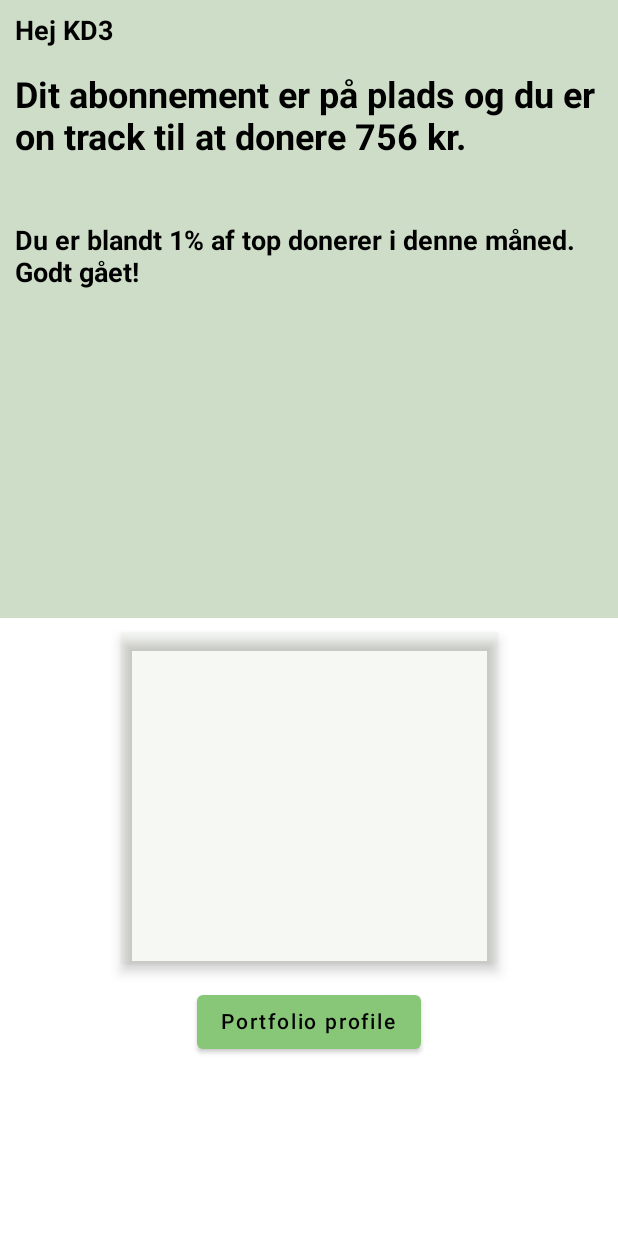
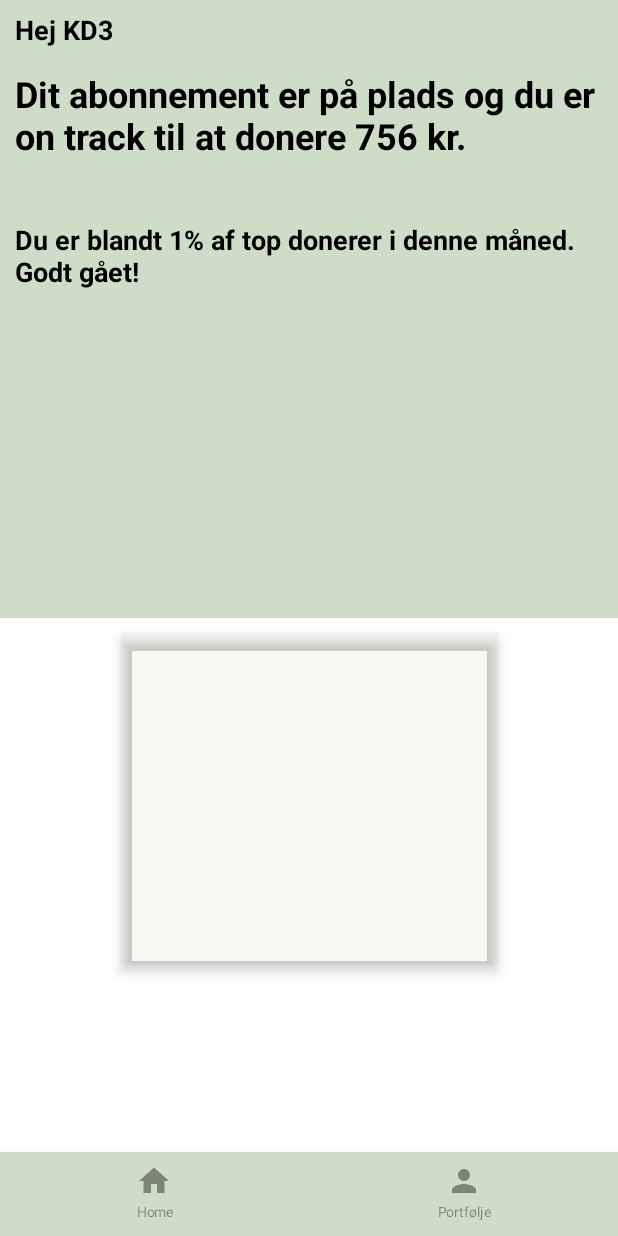
Before and after one commit to Stonebank/kind, an Android app built with Jetpack Compose: the screen it shows after launch (MainActivity), after a tap on "Log ind", on a phone screen of 412 x 824 dp. Run offline under Robolectric (Android 15) with nearby library versions, the phone set to English and light mode, and no system bars.

Commit message:
Navigation bar

```diff
--- /dev/null
+++ b/app/src/main/java/com/dtu/kd3/kind/controller/NavigationBar.kt
@@ -0,0 +1,58 @@
+package com.dtu.kd3.kind.controller
+
+import androidx.compose.material.BottomNavigationItem
+import androidx.compose.material.Icon
+import androidx.compose.material.SnackbarDefaults.backgroundColor
+import androidx.compose.material.Text
+import androidx.compose.runtime.Composable
+import androidx.compose.runtime.getValue
+import androidx.compose.ui.graphics.Color
+import androidx.compose.ui.res.colorResource
+import androidx.compose.ui.res.painterResource
+import androidx.compose.ui.unit.sp
+import androidx.navigation.NavController
+import androidx.navigation.compose.currentBackStackEntryAsState
+import com.dtu.kd3.kind.R
+import com.dtu.kd3.kind.ui.theme.primaryColor
+import com.dtu.kd3.kind.views.ComposableView
+
+/**
+ *
+ *
+ * To create the bottom navigation bar, the following references has been used:
+ * https://medium.com/geekculture/bottom-navigation-in-jetpack-compose-android-9cd232a8b16
+ *
+ */
+
+@Composable
+fun BottomNavigation(navController: NavController) {
+    val items = listOf(
+        ComposableView.HomeView,
+        ComposableView.PortfolioView)
+    androidx.compose.material.BottomNavigation(backgroundColor = primaryColor, contentColor = Color.Black) {
+        val navBackStackEntry by navController.currentBackStackEntryAsState()
+        val currentRoute = navBackStackEntry?.destination?.route
+        items.forEach{ item ->
+            BottomNavigationItem(
+                icon = { Icon(painterResource(id = item.icon), contentDescription = item.title) },
+                label = { Text(text = item.title,
+                    fontSize = 9.sp) },
+                selectedContentColor = Color.Black,
+                unselectedContentColor = Color.Black.copy(0.4f),
+                alwaysShowLabel = true,
+                selected = currentRoute == item.route,
+                onClick = {
+                    navController.navigate(item.route) {
+
+                        navController.graph.startDestinationRoute?.let { screen_route ->
+                            popUpTo(screen_route) {
+                                saveState = true
+                            }
+                        }
+                        launchSingleTop = true
+                        restoreState = true
+                    }
+                })
+        }
+    }
+}
--- a/app/src/main/java/com/dtu/kd3/kind/controller/NavigationController.kt
+++ b/app/src/main/java/com/dtu/kd3/kind/controller/NavigationController.kt
@@ -4,6 +4,10 @@ package com.dtu.kd3.kind.controller
  * author s205409 - Hassan Kassem
  */
 
+import android.annotation.SuppressLint
+import androidx.compose.material.Scaffold
+import androidx.compose.material.Text
+import androidx.compose.material.TopAppBar
 import androidx.compose.runtime.Composable
 import androidx.navigation.NavType
 import androidx.navigation.compose.NavHost
--- a/app/src/main/java/com/dtu/kd3/kind/views/ComposableView.kt
+++ b/app/src/main/java/com/dtu/kd3/kind/views/ComposableView.kt
@@ -1,4 +1,7 @@
 package com.dtu.kd3.kind.views
+
+import com.dtu.kd3.kind.R
+import com.dtu.kd3.kind.views.ComposableView.LoginView.route
 
 /**
  * @author s205409 - Hassan Kassem
@@ -7,22 +10,22 @@ package com.dtu.kd3.kind.views
  *
  */
 
-sealed class ComposableView(val route: String) {
+sealed class ComposableView(val title: String, val icon: Int, val route: String) {
 
     /* LoginView.kt */
-    object LoginView : ComposableView("login_view")
+    object LoginView : ComposableView("", -1, "login_view")
 
     /* RegisterView.kt */
-    object RegisterView : ComposableView("register_view")
+    object RegisterView : ComposableView("", -1, "register_view")
 
     /* HomeView.kt */
-    object HomeView: ComposableView("home_view")
+    object HomeView: ComposableView("Home", R.drawable.ic_baseline_home_24, "home_view")
 
     /* PortfolioView.kt */
-    object PortfolioView: ComposableView("portfolio_view")
+    object PortfolioView: ComposableView("Portfølje",  R.drawable.ic_baseline_person_24, "portfolio_view")
 
     /* BuildPortfolioView.kt */
-    object BuildPortfolioView: ComposableView("build_portfolio_view")
+    object BuildPortfolioView: ComposableView("", -1,"build_portfolio_view")
 
     fun passArguments(vararg args: String) : String {
         return buildString {
--- a/app/src/main/java/com/dtu/kd3/kind/views/container/BuildPortfolioView.kt
+++ b/app/src/main/java/com/dtu/kd3/kind/views/container/BuildPortfolioView.kt
@@ -1,14 +1,12 @@
 package com.dtu.kd3.kind.views.container
 
+import android.annotation.SuppressLint
 import androidx.compose.foundation.background
 import androidx.compose.foundation.layout.*
 import androidx.compose.foundation.rememberScrollState
 import androidx.compose.foundation.shape.CircleShape
 import androidx.compose.foundation.verticalScroll
-import androidx.compose.material.Button
-import androidx.compose.material.ButtonDefaults
-import androidx.compose.material.Surface
-import androidx.compose.material.Text
+import androidx.compose.material.*
 import androidx.compose.runtime.Composable
 import androidx.compose.ui.Alignment
 import androidx.compose.ui.Modifier
@@ -20,6 +18,7 @@ import androidx.compose.ui.text.style.TextAlign
 import androidx.compose.ui.unit.dp
 import androidx.compose.ui.unit.sp
 import androidx.navigation.NavController
+import com.dtu.kd3.kind.controller.BottomNavigation
 import com.dtu.kd3.kind.ui.theme.buttonColor
 import com.dtu.kd3.kind.ui.theme.secondaryButtonColor
 import com.dtu.kd3.kind.ui.theme.secondaryColor
@@ -31,8 +30,10 @@ import java.util.*
  * author s205409 - Hassan Kassem
  */
 
+@SuppressLint("UnusedMaterialScaffoldPaddingParameter")
 @Composable
 fun ShowBuildPortFolioView(navController: NavController) {
+    Scaffold(bottomBar = { BottomNavigation(navController = navController) }) {
         Surface(modifier = Modifier.fillMaxWidth()) {
             Column(modifier = Modifier
                 .background(secondaryColor)
@@ -45,6 +46,7 @@ fun ShowBuildPortFolioView(navController: NavController) {
                     title = value.title,
                     description = value.description
                 ) }
+            }
         }
     }
 }
--- a/app/src/main/java/com/dtu/kd3/kind/views/container/HomeView.kt
+++ b/app/src/main/java/com/dtu/kd3/kind/views/container/HomeView.kt
@@ -1,13 +1,11 @@
 package com.dtu.kd3.kind.views.container
 
+import android.annotation.SuppressLint
 import androidx.compose.foundation.background
 import androidx.compose.foundation.layout.*
 import androidx.compose.foundation.rememberScrollState
 import androidx.compose.foundation.verticalScroll
-import androidx.compose.material.Button
-import androidx.compose.material.ButtonDefaults
-import androidx.compose.material.Surface
-import androidx.compose.material.Text
+import androidx.compose.material.*
 import androidx.compose.runtime.Composable
 import androidx.compose.ui.Alignment
 import androidx.compose.ui.Modifier
@@ -32,10 +30,12 @@ import kotlin.math.roundToInt
  *
  */
 
+@SuppressLint("UnusedMaterialScaffoldPaddingParameter")
 @Composable
 fun ShowHomeView(email: String?, navController: NavController) {
     val configuration = LocalConfiguration.current
     val splitHeight = (configuration.screenHeightDp / 2).dp
+    Scaffold(bottomBar = { com.dtu.kd3.kind.controller.BottomNavigation(navController = navController) }) {
         Surface(modifier = Modifier.fillMaxWidth()) {
             Column(modifier = Modifier.fillMaxSize(), verticalArrangement = Arrangement.spacedBy(10.dp, alignment = Alignment.Top), horizontalAlignment = Alignment.End) {
                 Box(modifier = Modifier
@@ -59,8 +59,6 @@ fun ShowHomeView(email: String?, navController: NavController) {
                 }
                 Column(modifier = Modifier.fillMaxSize(), verticalArrangement = Arrangement.spacedBy(15.dp), horizontalAlignment = Alignment.CenterHorizontally) {
                     ShowCard()
-                Button(onClick = { navController.navigate(ComposableView.PortfolioView.route) }, colors = ButtonDefaults.buttonColors(buttonColor)) {
-                    Text("Portfolio profile")
                 }
             }
         }
--- a/app/src/main/java/com/dtu/kd3/kind/views/container/PortfolioView.kt
+++ b/app/src/main/java/com/dtu/kd3/kind/views/container/PortfolioView.kt
@@ -1,15 +1,13 @@
 package com.dtu.kd3.kind.views.container
 
+import android.annotation.SuppressLint
 import androidx.compose.foundation.Image
 import androidx.compose.foundation.background
 import androidx.compose.foundation.layout.*
 import androidx.compose.foundation.rememberScrollState
 import androidx.compose.foundation.shape.CircleShape
 import androidx.compose.foundation.verticalScroll
-import androidx.compose.material.Button
-import androidx.compose.material.ButtonDefaults
-import androidx.compose.material.Surface
-import androidx.compose.material.Text
+import androidx.compose.material.*
 import androidx.compose.runtime.Composable
 import androidx.compose.ui.Alignment
 import androidx.compose.ui.Modifier
@@ -26,6 +24,7 @@ import androidx.compose.ui.unit.sp
 import androidx.navigation.NavController
 import com.dtu.kd3.kind.utility.CategoryTestData
 import com.dtu.kd3.kind.R
+import com.dtu.kd3.kind.controller.BottomNavigation
 import com.dtu.kd3.kind.ui.theme.*
 import com.dtu.kd3.kind.views.ComposableView
 import java.util.*
@@ -38,8 +37,10 @@ import java.util.*
  *
  */
 
+@SuppressLint("UnusedMaterialScaffoldPaddingParameter")
 @Composable
 fun ShowPortFolioView(navController: NavController) {
+    Scaffold(bottomBar = { BottomNavigation(navController = navController) }) {
         Surface(modifier = Modifier.fillMaxWidth()) {
             Column(modifier = Modifier
                 .background(secondaryColor)
@@ -65,6 +66,7 @@ fun ShowPortFolioView(navController: NavController) {
                 ) }
             }
         }
+    }
 }
 
 @Composable
--- /dev/null
+++ b/app/src/main/res/drawable/ic_baseline_home_24.xml
@@ -0,0 +1,5 @@
+<vector android:height="24dp" android:tint="#000000"
+    android:viewportHeight="24" android:viewportWidth="24"
+    android:width="24dp" xmlns:android="http://schemas.android.com/apk/res/android">
+    <path android:fillColor="@android:color/white" android:pathData="M10,20v-6h4v6h5v-8h3L12,3 2,12h3v8z"/>
+</vector>
--- /dev/null
+++ b/app/src/main/res/drawable/ic_baseline_person_24.xml
@@ -0,0 +1,5 @@
+<vector android:height="24dp" android:tint="#000000"
+    android:viewportHeight="24" android:viewportWidth="24"
+    android:width="24dp" xmlns:android="http://schemas.android.com/apk/res/android">
+    <path android:fillColor="@android:color/white" android:pathData="M12,12c2.21,0 4,-1.79 4,-4s-1.79,-4 -4,-4 -4,1.79 -4,4 1.79,4 4,4zM12,14c-2.67,0 -8,1.34 -8,4v2h16v-2c0,-2.66 -5.33,-4 -8,-4z"/>
+</vector>
```
Lines whose indentation alone changed are shown as unchanged.
